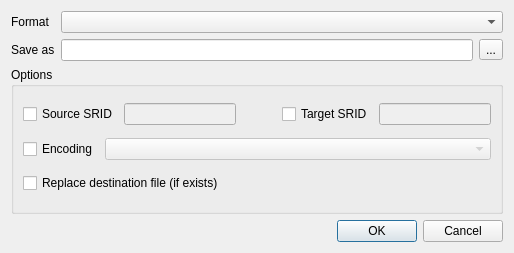
The window that python/plugins/db_manager/ui/DlgExportVector.ui (qgis/QGIS) describes before a commit, drawn with Qt 5.
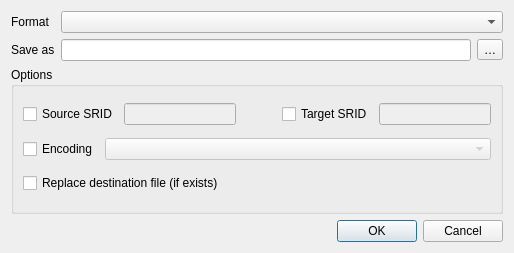
The same window after the commit.

```diff
--- a/python/plugins/db_manager/ui/DlgExportVector.ui
+++ b/python/plugins/db_manager/ui/DlgExportVector.ui
@@ -146,7 +146,7 @@
    <item row="1" column="2">
     <widget class="QToolButton" name="btnChooseOutputFile">
      <property name="text">
-      <string>...</string>
+      <string>…</string>
      </property>
     </widget>
    </item>
```
